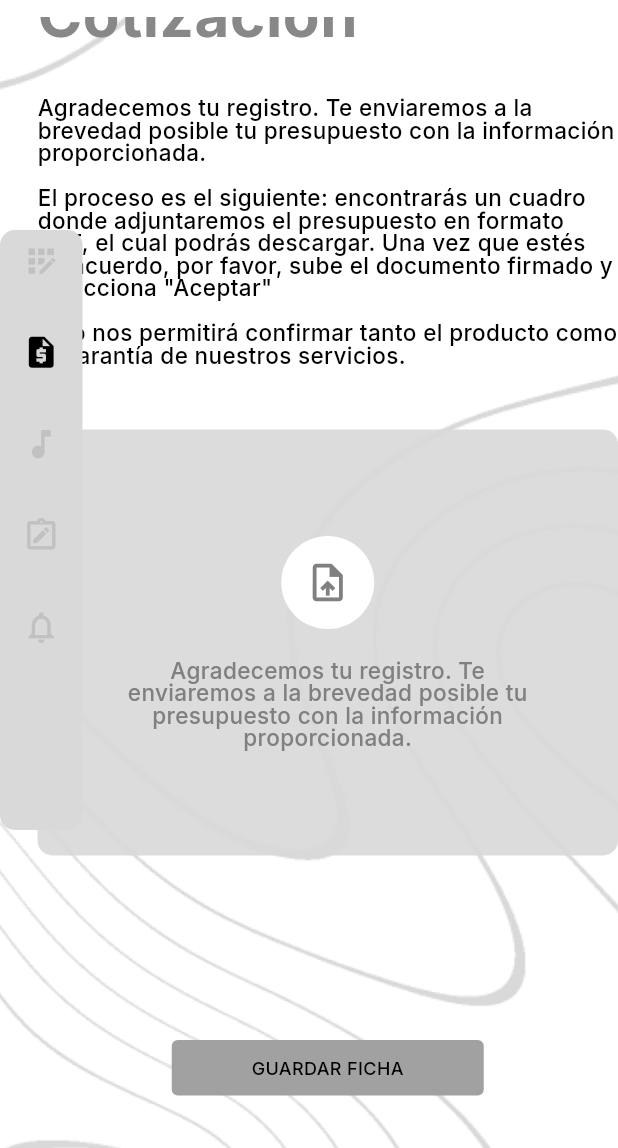
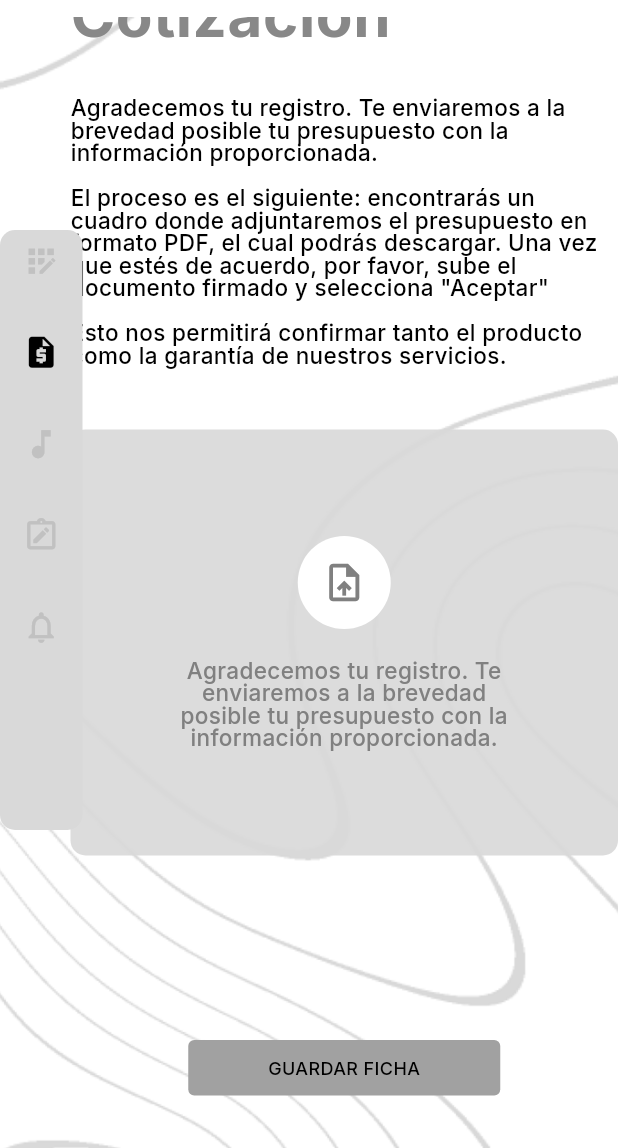
Before and after one commit to mrrern/marquee, a Flutter app: the ContratoScreen screen opened by its route, on a phone screen of 412 x 824 dp, the part 88-1236 px from its top. Run offline on Flutter 3.47's test engine with Material 3 defaults, Android fonts, the phone set to English and light mode, and no system bars; our stand-ins replace carousel_slider, dropdown_button2, file_picker, flutter_riverpod, flutter_svg, go_router and 3 more; missing offline and left inert: animated_rating_stars, youtube_web_player; generated files the repository leaves out were written again.

Commit message:
change new fixed

```diff
--- a/lib/screens/pdf_upload_page.dart
+++ b/lib/screens/pdf_upload_page.dart
@@ -51,7 +51,7 @@ class ContratoScreen extends StatelessWidget {
       ),
       // Mobile view
       mobile: Container(
-        margin: const EdgeInsets.only(top: 40),
+        padding: const EdgeInsets.only(top: 40, left: 22),
         child: _buildMobileContent(context),
       ),
       // Web view
```
